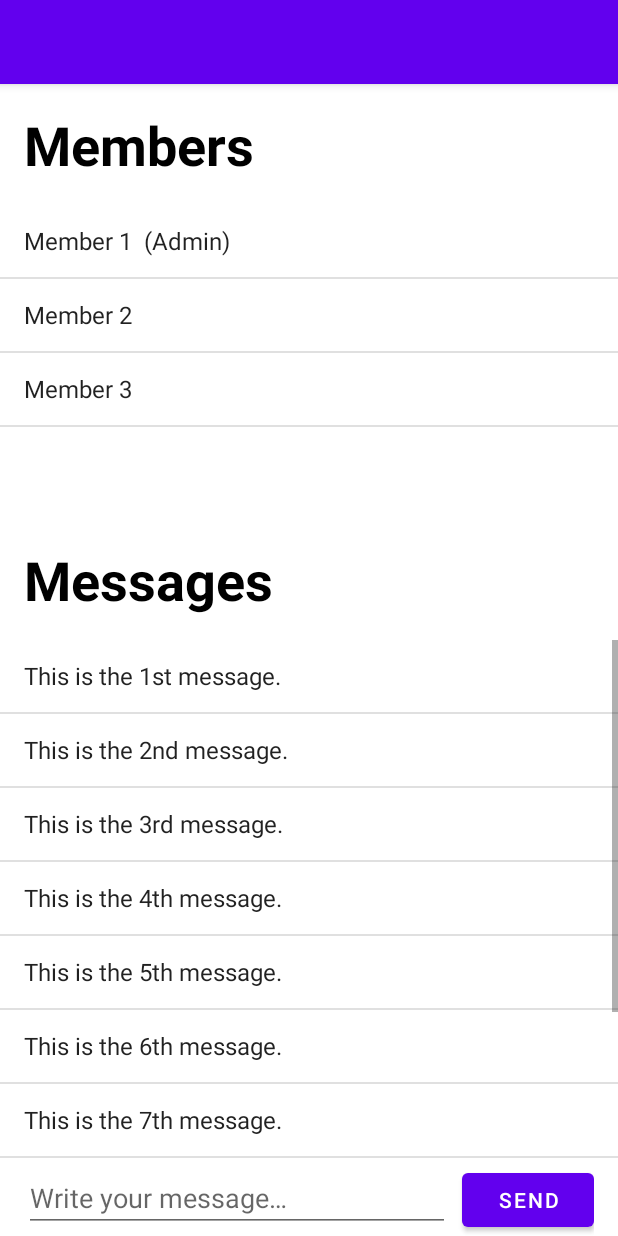
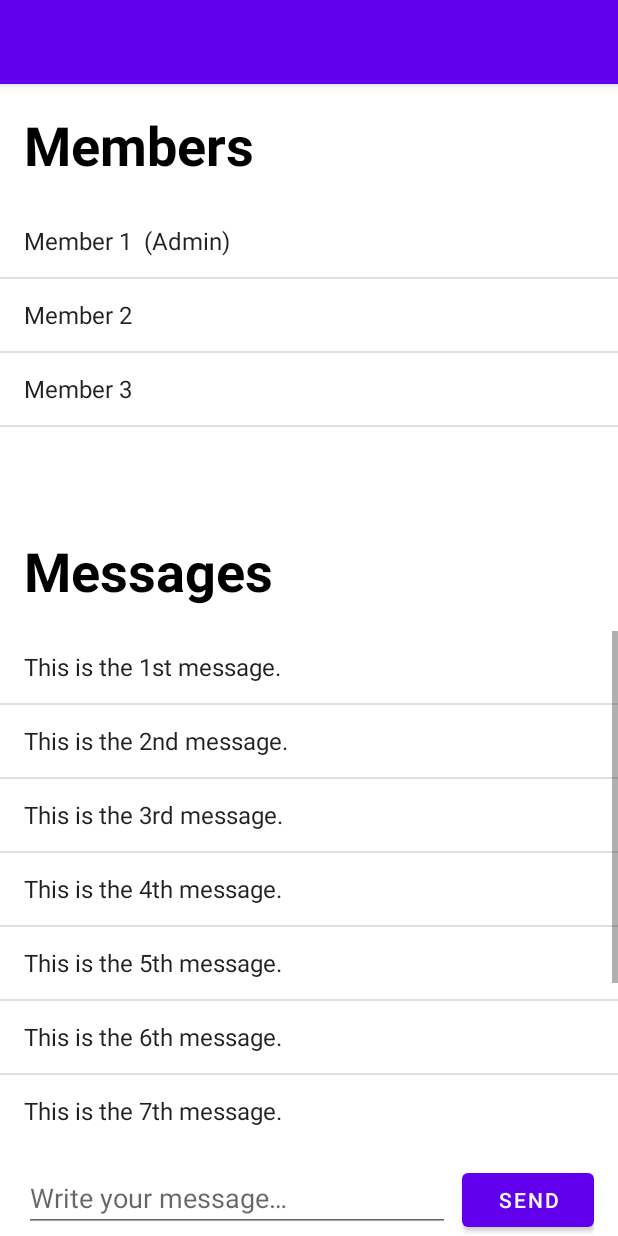
Before and after one commit to SuyashD95/TreeChat, an Android app: the RoomActivity screen opened directly, with no data from a screen before it, on a phone screen of 412 x 824 dp. Run offline under Robolectric (Android 15) with nearby library versions, the phone set to English and light mode, and no system bars.

Commit message:
Add sufficient space between the Message list & the Write Message field
Fixes #4

```diff
--- a/Project/app/src/main/res/layout/activity_room.xml
+++ b/Project/app/src/main/res/layout/activity_room.xml
@@ -37,6 +37,10 @@
         android:layout_height="0dp"
         android:layout_weight="5" />
 
+    <Space
+        android:layout_width="match_parent"
+        android:layout_height="16dp" />
+
     <LinearLayout
         android:layout_width="match_parent"
         android:layout_height="wrap_content"
```
